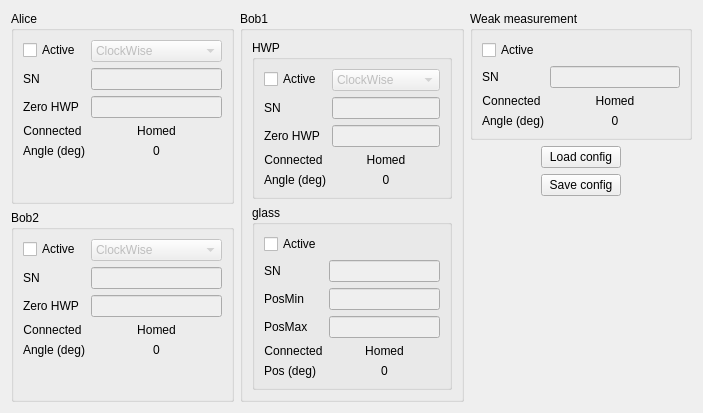
Above: pol/config.ui from qLuxor/pylabtools before the change. Below: the same form after it.
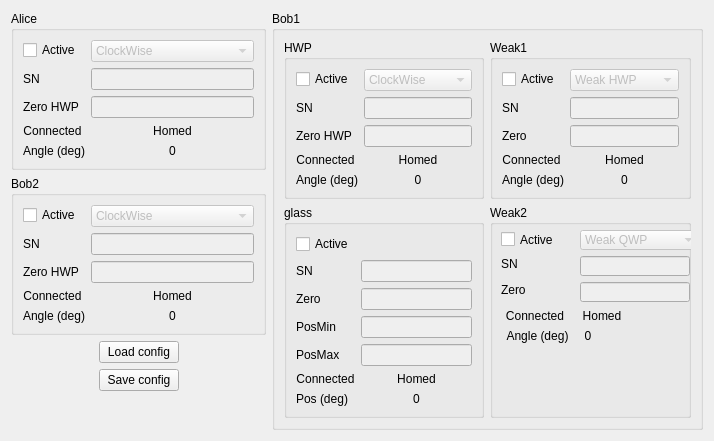
That is the form after the change.

Commit message: Implement weak measurement rotators

Diff of the .ui file:
```diff
--- a/pol/config.ui
+++ b/pol/config.ui
@@ -6,8 +6,8 @@
    <rect>
     <x>0</x>
     <y>0</y>
-    <width>703</width>
-    <height>387</height>
+    <width>714</width>
+    <height>429</height>
    </rect>
   </property>
   <property name="windowTitle">
@@ -242,6 +242,63 @@
        </layout>
       </widget>
      </item>
+     <item>
+      <layout class="QGridLayout" name="gridLayout">
+       <item row="2" column="1">
+        <spacer name="verticalSpacer_2">
+         <property name="orientation">
+          <enum>Qt::Vertical</enum>
+         </property>
+         <property name="sizeHint" stdset="0">
+          <size>
+           <width>20</width>
+           <height>40</height>
+          </size>
+         </property>
+        </spacer>
+       </item>
+       <item row="0" column="0">
+        <spacer name="horizontalSpacer">
+         <property name="orientation">
+          <enum>Qt::Horizontal</enum>
+         </property>
+         <property name="sizeHint" stdset="0">
+          <size>
+           <width>40</width>
+           <height>20</height>
+          </size>
+         </property>
+        </spacer>
+       </item>
+       <item row="0" column="1">
+        <widget class="QPushButton" name="btnLoadConfig">
+         <property name="text">
+          <string>Load config</string>
+         </property>
+        </widget>
+       </item>
+       <item row="0" column="2">
+        <spacer name="horizontalSpacer_2">
+         <property name="orientation">
+          <enum>Qt::Horizontal</enum>
+         </property>
+         <property name="sizeHint" stdset="0">
+          <size>
+           <width>40</width>
+           <height>20</height>
+          </size>
+         </property>
+        </spacer>
+       </item>
+       <item row="1" column="1">
+        <widget class="QPushButton" name="btnSaveConfig">
+         <property name="text">
+          <string>Save config</string>
+         </property>
+        </widget>
+       </item>
+      </layout>
+     </item>
     </layout>
    </item>
    <item>
@@ -249,13 +306,16 @@
      <property name="title">
       <string>Bob1</string>
      </property>
-     <layout class="QVBoxLayout" name="verticalLayout_3">
-      <item>
+     <layout class="QGridLayout" name="gridLayout_2">
+      <item row="0" column="0">
        <widget class="QGroupBox" name="grpHWPBob1">
         <property name="title">
          <string>HWP</string>
         </property>
         <layout class="QFormLayout" name="formLayout_4">
+         <property name="fieldGrowthPolicy">
+          <enum>QFormLayout::AllNonFixedFieldsGrow</enum>
+         </property>
          <item row="0" column="0">
           <widget class="QCheckBox" name="chkActiveHWPBob1">
            <property name="text">
@@ -263,6 +323,26 @@
            </property>
           </widget>
          </item>
+         <item row="0" column="1">
+          <widget class="QComboBox" name="cmbDirHWPBob1">
+           <property name="enabled">
+            <bool>false</bool>
+           </property>
+           <property name="currentIndex">
+            <number>0</number>
+           </property>
+           <item>
+            <property name="text">
+             <string>ClockWise</string>
+            </property>
+           </item>
+           <item>
+            <property name="text">
+             <string>CounterCW</string>
+            </property>
+           </item>
+          </widget>
+         </item>
          <item row="1" column="0">
           <widget class="QLabel" name="label_15">
            <property name="text">
@@ -317,26 +397,6 @@
            </property>
           </widget>
          </item>
-         <item row="0" column="1">
-          <widget class="QComboBox" name="cmbDirHWPBob1">
-           <property name="enabled">
-            <bool>false</bool>
-           </property>
-           <property name="currentIndex">
-            <number>0</number>
-           </property>
-           <item>
-            <property name="text">
-             <string>ClockWise</string>
-            </property>
-           </item>
-           <item>
-            <property name="text">
-             <string>CounterCW</string>
-            </property>
-           </item>
-          </widget>
-         </item>
          <item row="4" column="0">
           <widget class="QLabel" name="label_26">
            <property name="text">
@@ -360,12 +420,130 @@
         </layout>
        </widget>
       </item>
-      <item>
+      <item row="0" column="1">
+       <widget class="QGroupBox" name="grpWeak1">
+        <property name="title">
+         <string>Weak1</string>
+        </property>
+        <layout class="QFormLayout" name="formLayout_5">
+         <item row="0" column="0">
+          <widget class="QCheckBox" name="chkActiveWeak1">
+           <property name="text">
+            <string>Active</string>
+           </property>
+          </widget>
+         </item>
+         <item row="0" column="1">
+          <widget class="QComboBox" name="cmbFuncWeak1">
+           <property name="enabled">
+            <bool>false</bool>
+           </property>
+           <property name="currentIndex">
+            <number>0</number>
+           </property>
+           <item>
+            <property name="text">
+             <string>Weak HWP</string>
+            </property>
+           </item>
+           <item>
+            <property name="text">
+             <string>Weak QWP</string>
+            </property>
+           </item>
+           <item>
+            <property name="text">
+             <string>Compensation</string>
+            </property>
+           </item>
+          </widget>
+         </item>
+         <item row="1" column="0">
+          <widget class="QLabel" name="label_30">
+           <property name="text">
+            <string>SN</string>
+           </property>
+          </widget>
+         </item>
+         <item row="1" column="1">
+          <widget class="QLineEdit" name="txtSNWeak1">
+           <property name="enabled">
+            <bool>false</bool>
+           </property>
+           <property name="text">
+            <string/>
+           </property>
+          </widget>
+         </item>
+         <item row="2" column="0">
+          <widget class="QLabel" name="label_19">
+           <property name="text">
+            <string>Zero</string>
+           </property>
+          </widget>
+         </item>
+         <item row="2" column="1">
+          <widget class="QLineEdit" name="txtZeroWeak1">
+           <property name="enabled">
+            <bool>false</bool>
+           </property>
+           <property name="text">
+            <string/>
+           </property>
+          </widget>
+         </item>
+         <item row="3" column="0">
+          <widget class="QLabel" name="lblConnWeak1">
+           <property name="styleSheet">
+            <string notr="true"/>
+           </property>
+           <property name="text">
+            <string>Connected</string>
+           </property>
+           <property name="alignment">
+            <set>Qt::AlignCenter</set>
+           </property>
+          </widget>
+         </item>
+         <item row="3" column="1">
+          <widget class="QLabel" name="lblHomedWeak1">
+           <property name="text">
+            <string>Homed</string>
+           </property>
+           <property name="alignment">
+            <set>Qt::AlignCenter</set>
+           </property>
+          </widget>
+         </item>
+         <item row="4" column="0">
+          <widget class="QLabel" name="label_34">
+           <property name="text">
+            <string>Angle (deg)</string>
+           </property>
+           <property name="alignment">
+            <set>Qt::AlignCenter</set>
+           </property>
+          </widget>
+         </item>
+         <item row="4" column="1">
+          <widget class="QLabel" name="lblAngleWeak1">
+           <property name="text">
+            <string>0</string>
+           </property>
+           <property name="alignment">
+            <set>Qt::AlignCenter</set>
+           </property>
+          </widget>
+         </item>
+        </layout>
+       </widget>
+      </item>
+      <item row="1" column="0">
        <widget class="QGroupBox" name="grpGlass">
         <property name="title">
          <string>glass</string>
         </property>
-        <layout class="QFormLayout" name="formLayout_5">
+        <layout class="QFormLayout" name="formLayout_3">
          <item row="0" column="0">
           <widget class="QCheckBox" name="chkActiveGlass">
            <property name="text">
@@ -391,13 +569,30 @@
           </widget>
          </item>
          <item row="2" column="0">
+          <widget class="QLabel" name="label_16">
+           <property name="text">
+            <string>Zero</string>
+           </property>
+          </widget>
+         </item>
+         <item row="2" column="1">
+          <widget class="QLineEdit" name="txtZeroGlass">
+           <property name="enabled">
+            <bool>false</bool>
+           </property>
+           <property name="text">
+            <string/>
+           </property>
+          </widget>
+         </item>
+         <item row="3" column="0">
           <widget class="QLabel" name="label_18">
            <property name="text">
             <string>PosMin</string>
            </property>
           </widget>
          </item>
-         <item row="2" column="1">
+         <item row="3" column="1">
           <widget class="QLineEdit" name="txtPosMinGlass">
            <property name="enabled">
             <bool>false</bool>
@@ -407,14 +602,14 @@
            </property>
           </widget>
          </item>
-         <item row="3" column="0">
+         <item row="4" column="0">
           <widget class="QLabel" name="label_21">
            <property name="text">
             <string>PosMax</string>
            </property>
           </widget>
          </item>
-         <item row="3" column="1">
+         <item row="4" column="1">
           <widget class="QLineEdit" name="txtPosMaxGlass">
            <property name="enabled">
             <bool>false</bool>
@@ -424,7 +619,7 @@
            </property>
           </widget>
          </item>
-         <item row="4" column="0">
+         <item row="5" column="0">
           <widget class="QLabel" name="lblConnGlass">
            <property name="text">
             <string>Connected</string>
@@ -434,7 +629,7 @@
            </property>
           </widget>
          </item>
-         <item row="4" column="1">
+         <item row="5" column="1">
           <widget class="QLabel" name="lblHomedGlass">
            <property name="text">
             <string>Homed</string>
@@ -444,7 +639,7 @@
            </property>
           </widget>
          </item>
-         <item row="5" column="0">
+         <item row="6" column="0">
           <widget class="QLabel" name="label_28">
            <property name="text">
             <string>Pos (deg)</string>
@@ -454,7 +649,7 @@
            </property>
           </widget>
          </item>
-         <item row="5" column="1">
+         <item row="6" column="1">
           <widget class="QLabel" name="lblPosGlass">
            <property name="text">
             <string>0</string>
@@ -467,149 +662,185 @@
         </layout>
        </widget>
       </item>
+      <item row="1" column="1">
+       <widget class="QGroupBox" name="grpWeak2">
+        <property name="title">
+         <string>Weak2</string>
+        </property>
+        <widget class="QCheckBox" name="chkActiveWeak2">
+         <property name="geometry">
+          <rect>
+           <x>11</x>
+           <y>25</y>
+           <width>61</width>
+           <height>19</height>
+          </rect>
+         </property>
+         <property name="text">
+          <string>Active</string>
+         </property>
+        </widget>
+        <widget class="QComboBox" name="cmbFuncWeak2">
+         <property name="enabled">
+          <bool>false</bool>
+         </property>
+         <property name="geometry">
+          <rect>
+           <x>90</x>
+           <y>25</y>
+           <width>120</width>
+           <height>20</height>
+          </rect>
+         </property>
+         <property name="currentIndex">
+          <number>1</number>
+         </property>
+         <item>
+          <property name="text">
+           <string>Weak HWP</string>
+          </property>
+         </item>
+         <item>
+          <property name="text">
+           <string>Weak QWP</string>
+          </property>
+         </item>
+         <item>
+          <property name="text">
+           <string>Compensation</string>
+          </property>
+         </item>
+        </widget>
+        <widget class="QLabel" name="label_31">
+         <property name="geometry">
+          <rect>
+           <x>11</x>
+           <y>51</y>
+           <width>17</width>
+           <height>16</height>
+          </rect>
+         </property>
+         <property name="text">
+          <string>SN</string>
+         </property>
+        </widget>
+        <widget class="QLineEdit" name="txtSNWeak2">
+         <property name="enabled">
+          <bool>false</bool>
+         </property>
+         <property name="geometry">
+          <rect>
+           <x>90</x>
+           <y>51</y>
+           <width>110</width>
+           <height>20</height>
+          </rect>
+         </property>
+         <property name="text">
+          <string/>
+         </property>
+        </widget>
+        <widget class="QLabel" name="label_20">
+         <property name="geometry">
+          <rect>
+           <x>11</x>
+           <y>77</y>
+           <width>30</width>
+           <height>16</height>
+          </rect>
+         </property>
+         <property name="text">
+          <string>Zero</string>
+         </property>
+        </widget>
+        <widget class="QLineEdit" name="txtZeroWeak2">
+         <property name="enabled">
+          <bool>false</bool>
+         </property>
+         <property name="geometry">
+          <rect>
+           <x>90</x>
+           <y>77</y>
+           <width>110</width>
+           <height>20</height>
+          </rect>
+         </property>
+         <property name="text">
+          <string/>
+         </property>
+        </widget>
+        <widget class="QLabel" name="lblConnWeak2">
+         <property name="geometry">
+          <rect>
+           <x>11</x>
+           <y>103</y>
+           <width>68</width>
+           <height>16</height>
+          </rect>
+         </property>
+         <property name="styleSheet">
+          <string notr="true"/>
+         </property>
+         <property name="text">
+          <string>Connected</string>
+         </property>
+         <property name="alignment">
+          <set>Qt::AlignCenter</set>
+         </property>
+        </widget>
+        <widget class="QLabel" name="lblHomedWeak2">
+         <property name="geometry">
+          <rect>
+           <x>90</x>
+           <y>103</y>
+           <width>44</width>
+           <height>16</height>
+          </rect>
+         </property>
+         <property name="text">
+          <string>Homed</string>
+         </property>
+         <property name="alignment">
+          <set>Qt::AlignCenter</set>
+         </property>
+        </widget>
+        <widget class="QLabel" name="label_36">
+         <property name="geometry">
+          <rect>
+           <x>11</x>
+           <y>123</y>
+           <width>73</width>
+           <height>16</height>
+          </rect>
+         </property>
+         <property name="text">
+          <string>Angle (deg)</string>
+         </property>
+         <property name="alignment">
+          <set>Qt::AlignCenter</set>
+         </property>
+        </widget>
+        <widget class="QLabel" name="lblAngleWeak2">
+         <property name="geometry">
+          <rect>
+           <x>90</x>
+           <y>123</y>
+           <width>16</width>
+           <height>16</height>
+          </rect>
+         </property>
+         <property name="text">
+          <string>0</string>
+         </property>
+         <property name="alignment">
+          <set>Qt::AlignCenter</set>
+         </property>
+        </widget>
+       </widget>
+      </item>
      </layout>
     </widget>
    </item>
-   <item>
-    <layout class="QVBoxLayout" name="verticalLayout_2">
-     <item>
-      <widget class="QGroupBox" name="grpWeak">
-       <property name="title">
-        <string>Weak measurement</string>
-       </property>
-       <layout class="QFormLayout" name="formLayout_6">
-        <property name="fieldGrowthPolicy">
-         <enum>QFormLayout::AllNonFixedFieldsGrow</enum>
-        </property>
-        <item row="0" column="0">
-         <widget class="QCheckBox" name="chkActiveWeak">
-          <property name="text">
-           <string>Active</string>
-          </property>
-         </widget>
-        </item>
-        <item row="1" column="0">
-         <widget class="QLabel" name="label_30">
-          <property name="text">
-           <string>SN</string>
-          </property>
-         </widget>
-        </item>
-        <item row="1" column="1">
-         <widget class="QLineEdit" name="txtSNWeak">
-          <property name="enabled">
-           <bool>false</bool>
-          </property>
-          <property name="text">
-           <string/>
-          </property>
-         </widget>
-        </item>
-        <item row="2" column="0">
-         <widget class="QLabel" name="lblConnWeak">
-          <property name="styleSheet">
-           <string notr="true"/>
-          </property>
-          <property name="text">
-           <string>Connected</string>
-          </property>
-          <property name="alignment">
-           <set>Qt::AlignCenter</set>
-          </property>
-         </widget>
-        </item>
-        <item row="2" column="1">
-         <widget class="QLabel" name="lblHomedWeak">
-          <property name="text">
-           <string>Homed</string>
-          </property>
-          <property name="alignment">
-           <set>Qt::AlignCenter</set>
-          </property>
-         </widget>
-        </item>
-        <item row="3" column="0">
-         <widget class="QLabel" name="label_34">
-          <property name="text">
-           <string>Angle (deg)</string>
-          </property>
-          <property name="alignment">
-           <set>Qt::AlignCenter</set>
-          </property>
-         </widget>
-        </item>
-        <item row="3" column="1">
-         <widget class="QLabel" name="label_35">
-          <property name="text">
-           <string>0</string>
-          </property>
-          <property name="alignment">
-           <set>Qt::AlignCenter</set>
-          </property>
-         </widget>
-        </item>
-       </layout>
-      </widget>
-     </item>
-     <item>
-      <layout class="QGridLayout" name="gridLayout">
-       <item row="2" column="1">
-        <spacer name="verticalSpacer_2">
-         <property name="orientation">
-          <enum>Qt::Vertical</enum>
-         </property>
-         <property name="sizeHint" stdset="0">
-          <size>
-           <width>20</width>
-           <height>40</height>
-          </size>
-         </property>
-        </spacer>
-       </item>
-       <item row="0" column="0">
-        <spacer name="horizontalSpacer">
-         <property name="orientation">
-          <enum>Qt::Horizontal</enum>
-         </property>
-         <property name="sizeHint" stdset="0">
-          <size>
-           <width>40</width>
-           <height>20</height>
-          </size>
-         </property>
-        </spacer>
-       </item>
-       <item row="0" column="1">
-        <widget class="QPushButton" name="btnLoadConfig">
-         <property name="text">
-          <string>Load config</string>
-         </property>
-        </widget>
-       </item>
-       <item row="0" column="2">
-        <spacer name="horizontalSpacer_2">
-         <property name="orientation">
-          <enum>Qt::Horizontal</enum>
-         </property>
-         <property name="sizeHint" stdset="0">
-          <size>
-           <width>40</width>
-           <height>20</height>
-          </size>
-         </property>
-        </spacer>
-       </item>
-       <item row="1" column="1">
-        <widget class="QPushButton" name="btnSaveConfig">
-         <property name="text">
-          <string>Save config</string>
-         </property>
-        </widget>
-       </item>
-      </layout>
-     </item>
-    </layout>
-   </item>
   </layout>
  </widget>
  <resources/>
```
The commit also changes 4 other files.
